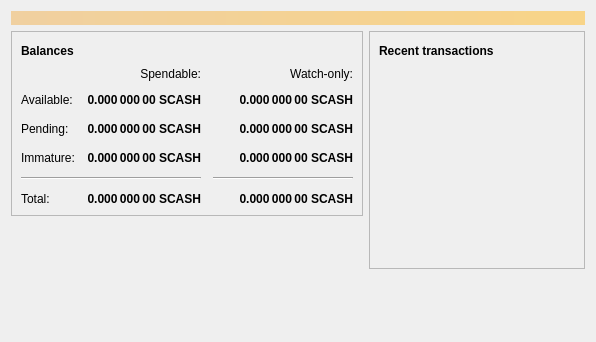
genesis-extensions/genesis, file src/qt/forms/overviewpage.ui: the form before one commit.
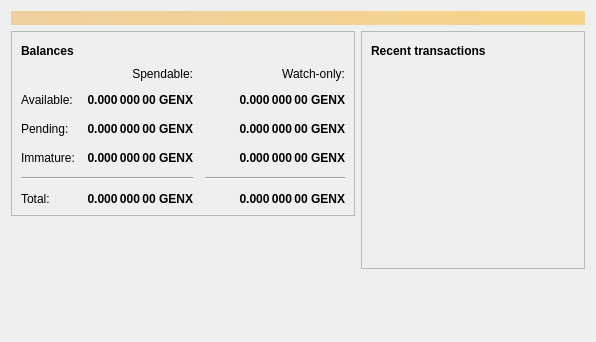
The form after the commit.

```diff
--- a/src/qt/forms/overviewpage.ui
+++ b/src/qt/forms/overviewpage.ui
@@ -96,7 +96,7 @@
                <string>Unconfirmed transactions to watch-only addresses</string>
               </property>
               <property name="text">
-               <string notr="true">0.000 000 00 SCASH</string>
+               <string notr="true">0.000 000 00 GENX</string>
               </property>
               <property name="alignment">
                <set>Qt::AlignRight|Qt::AlignTrailing|Qt::AlignVCenter</set>
@@ -121,7 +121,7 @@
                <string>Total of transactions that have yet to be confirmed, and do not yet count toward the spendable balance</string>
               </property>
               <property name="text">
-               <string notr="true">0.000 000 00 SCASH</string>
+               <string notr="true">0.000 000 00 GENX</string>
               </property>
               <property name="alignment">
                <set>Qt::AlignRight|Qt::AlignTrailing|Qt::AlignVCenter</set>
@@ -146,7 +146,7 @@
                <string>Mined balance in watch-only addresses that has not yet matured</string>
               </property>
               <property name="text">
-               <string notr="true">0.000 000 00 SCASH</string>
+               <string notr="true">0.000 000 00 GENX</string>
               </property>
               <property name="alignment">
                <set>Qt::AlignRight|Qt::AlignTrailing|Qt::AlignVCenter</set>
@@ -204,7 +204,7 @@
                <string>Mined balance that has not yet matured</string>
               </property>
               <property name="text">
-               <string notr="true">0.000 000 00 SCASH</string>
+               <string notr="true">0.000 000 00 GENX</string>
               </property>
               <property name="alignment">
                <set>Qt::AlignRight|Qt::AlignTrailing|Qt::AlignVCenter</set>
@@ -249,7 +249,7 @@
                <string>Your current total balance</string>
               </property>
               <property name="text">
-               <string notr="true">0.000 000 00 SCASH</string>
+               <string notr="true">0.000 000 00 GENX</string>
               </property>
               <property name="alignment">
                <set>Qt::AlignRight|Qt::AlignTrailing|Qt::AlignVCenter</set>
@@ -274,7 +274,7 @@
                <string>Current total balance in watch-only addresses</string>
               </property>
               <property name="text">
-               <string notr="true">0.000 000 00 SCASH</string>
+               <string notr="true">0.000 000 00 GENX</string>
               </property>
               <property name="alignment">
                <set>Qt::AlignRight|Qt::AlignTrailing|Qt::AlignVCenter</set>
@@ -316,7 +316,7 @@
                <string>Your current spendable balance</string>
               </property>
               <property name="text">
-               <string notr="true">0.000 000 00 SCASH</string>
+               <string notr="true">0.000 000 00 GENX</string>
               </property>
               <property name="alignment">
                <set>Qt::AlignRight|Qt::AlignTrailing|Qt::AlignVCenter</set>
@@ -341,7 +341,7 @@
                <string>Your current balance in watch-only addresses</string>
               </property>
               <property name="text">
-               <string notr="true">0.000 000 00 SCASH</string>
+               <string notr="true">0.000 000 00 GENX</string>
               </property>
               <property name="alignment">
                <set>Qt::AlignRight|Qt::AlignTrailing|Qt::AlignVCenter</set>
```
